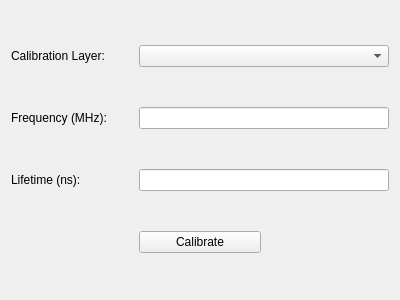
This is src/napari_phasors/ui/calibration_widget.ui in napari-phasors/napari-phasors as Qt 5 draws it before an edit. The edited form follows.
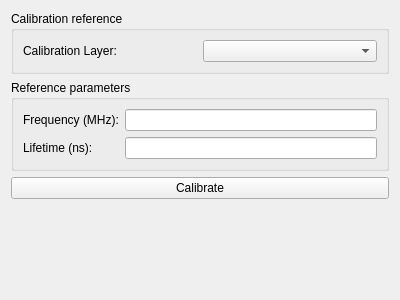
This is the edited form.

Patch:
```diff
--- a/src/napari_phasors/ui/calibration_widget.ui
+++ b/src/napari_phasors/ui/calibration_widget.ui
@@ -13,43 +13,74 @@
   <property name="windowTitle">
    <string>Form</string>
   </property>
-  <layout class="QGridLayout" name="gridLayout">
-   <item row="1" column="0">
-    <widget class="QLabel" name="frequency_label_widget">
-     <property name="text">
-      <string>Frequency (MHz):</string>
+  <layout class="QVBoxLayout" name="verticalLayout">
+   <item>
+    <widget class="QGroupBox" name="calibration_reference_group">
+     <property name="title">
+      <string>Calibration reference</string>
      </property>
+     <layout class="QGridLayout" name="referenceGridLayout">
+      <item row="0" column="0">
+       <widget class="QLabel" name="calibration_layer_label_widget">
+        <property name="text">
+         <string>Calibration Layer:</string>
+        </property>
+       </widget>
+      </item>
+      <item row="0" column="1">
+       <widget class="QComboBox" name="calibration_layer_combobox"/>
+      </item>
+     </layout>
     </widget>
    </item>
-   <item row="2" column="0">
-    <widget class="QLabel" name="lifetime_label_widget">
-     <property name="text">
-      <string>Lifetime (ns):</string>
+   <item>
+    <widget class="QGroupBox" name="reference_parameters_group">
+     <property name="title">
+      <string>Reference parameters</string>
      </property>
+     <layout class="QGridLayout" name="parametersGridLayout">
+      <item row="0" column="0">
+       <widget class="QLabel" name="frequency_label_widget">
+        <property name="text">
+         <string>Frequency (MHz):</string>
+        </property>
+       </widget>
+      </item>
+      <item row="0" column="1">
+       <widget class="QLineEdit" name="frequency_input"/>
+      </item>
+      <item row="1" column="0">
+       <widget class="QLabel" name="lifetime_label_widget">
+        <property name="text">
+         <string>Lifetime (ns):</string>
+        </property>
+       </widget>
+      </item>
+      <item row="1" column="1">
+       <widget class="QLineEdit" name="lifetime_line_edit_widget"/>
+      </item>
+     </layout>
     </widget>
    </item>
-   <item row="0" column="0">
-    <widget class="QLabel" name="calibration_layer_label_widget">
-     <property name="text">
-      <string>Calibration Layer:</string>
-     </property>
-    </widget>
-   </item>
-   <item row="2" column="1" colspan="2">
-    <widget class="QLineEdit" name="lifetime_line_edit_widget"/>
-   </item>
-   <item row="3" column="1">
+   <item>
     <widget class="QPushButton" name="calibrate_push_button">
      <property name="text">
       <string>Calibrate</string>
      </property>
     </widget>
    </item>
-   <item row="1" column="1" colspan="2">
-    <widget class="QLineEdit" name="frequency_input"/>
-   </item>
-   <item row="0" column="1" colspan="2">
-    <widget class="QComboBox" name="calibration_layer_combobox"/>
+   <item>
+    <spacer name="verticalSpacer">
+     <property name="orientation">
+      <enum>Qt::Vertical</enum>
+     </property>
+     <property name="sizeHint" stdset="0">
+      <size>
+       <width>20</width>
+       <height>40</height>
+      </size>
+     </property>
+    </spacer>
    </item>
   </layout>
  </widget>
```
